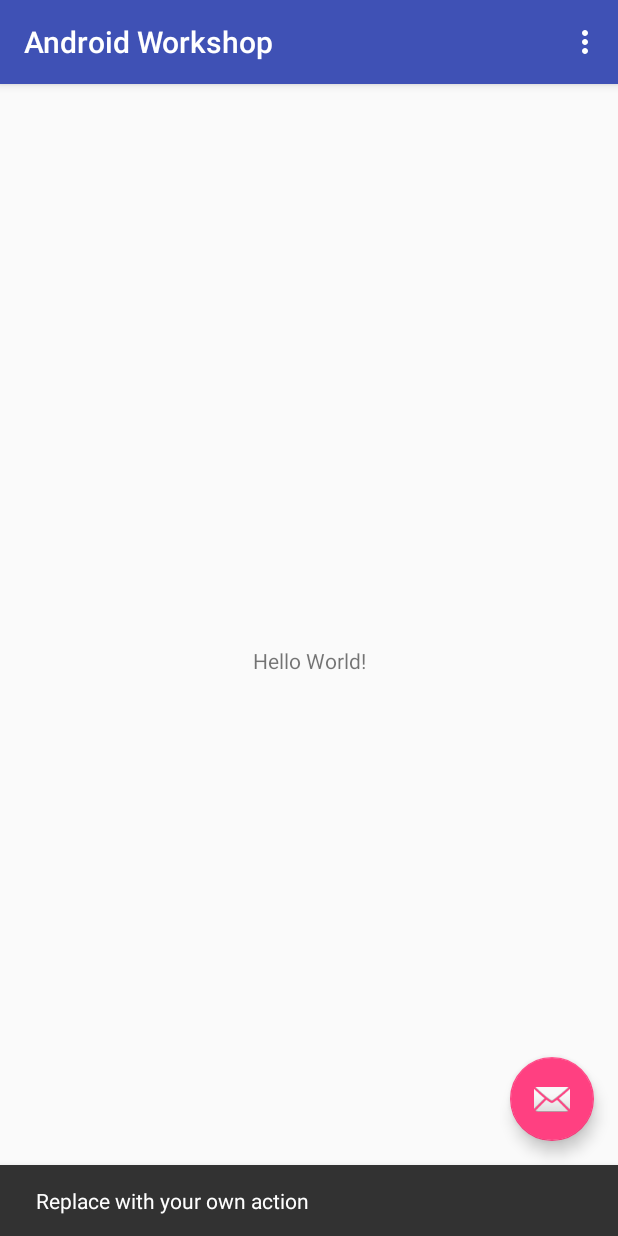
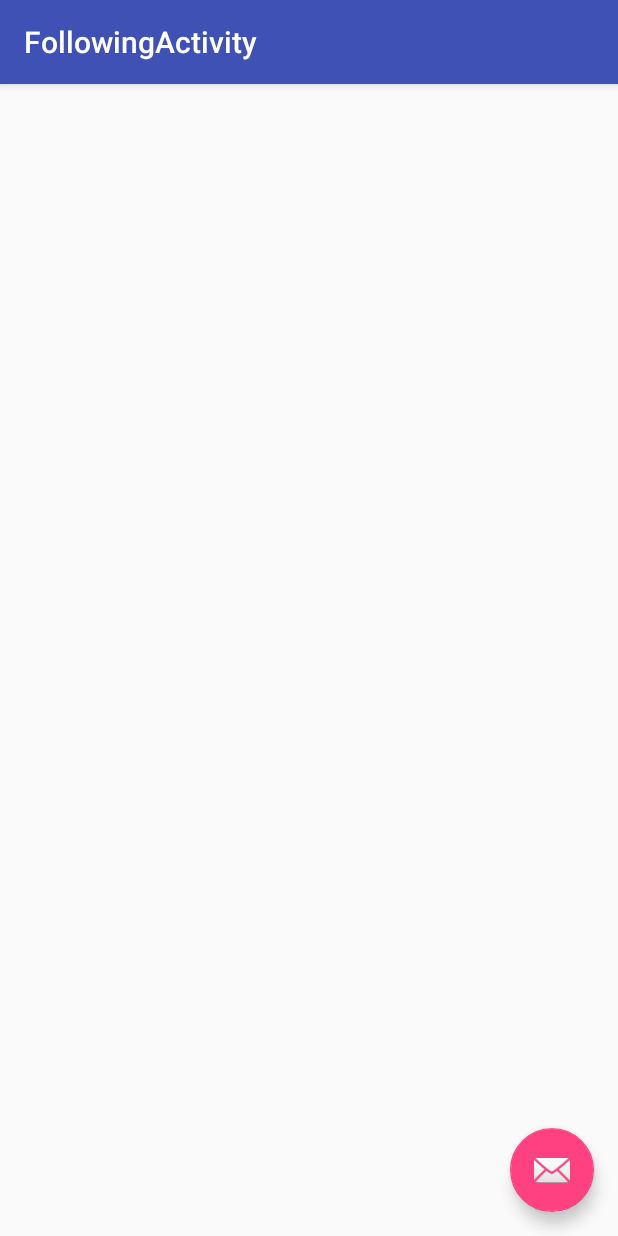
Before and after one commit to MoreNaruto/AndroidWorkshop, an Android app: the screen it shows after launch (MainActivity before the commit, FollowingActivity after it), after a tap on an icon or button, on a phone screen of 412 x 824 dp. Run offline under Robolectric (Android 15) with nearby library versions, the phone set to English and light mode, and no system bars.

Commit message:
Initial set-up

```diff
--- a/app/src/main/AndroidManifest.xml
+++ b/app/src/main/AndroidManifest.xml
@@ -19,6 +19,10 @@
                 <category android:name="android.intent.category.LAUNCHER" />
             </intent-filter>
         </activity>
+        <activity
+            android:name=".FollowingActivity"
+            android:label="@string/title_activity_following"
+            android:theme="@style/AppTheme.NoActionBar"></activity>
     </application>
 
 </manifest>
--- /dev/null
+++ b/app/src/main/java/tmosq/com/androidworkshop/FollowingActivity.java
@@ -0,0 +1,53 @@
+package tmosq.com.androidworkshop;
+
+import android.os.Bundle;
+import android.support.design.widget.FloatingActionButton;
+import android.support.design.widget.Snackbar;
+import android.support.v7.app.AppCompatActivity;
+import android.support.v7.widget.Toolbar;
+import android.view.View;
+
+public class FollowingActivity extends AppCompatActivity {
+    @Override
+    protected void onStart() {
+        super.onStart();
+    }
+
+    @Override
+    protected void onStop() {
+        super.onStop();
+    }
+
+    @Override
+    protected void onDestroy() {
+        super.onDestroy();
+    }
+
+    @Override
+    protected void onPause() {
+        super.onPause();
+    }
+
+    @Override
+    protected void onResume() {
+        super.onResume();
+    }
+
+    @Override
+    protected void onCreate(Bundle savedInstanceState) {
+        super.onCreate(savedInstanceState);
+        setContentView(R.layout.activity_following);
+        Toolbar toolbar = (Toolbar) findViewById(R.id.toolbar);
+        setSupportActionBar(toolbar);
+
+        FloatingActionButton fab = (FloatingActionButton) findViewById(R.id.fab);
+        fab.setOnClickListener(new View.OnClickListener() {
+            @Override
+            public void onClick(View view) {
+                Snackbar.make(view, "Replace with your own action", Snackbar.LENGTH_LONG)
+                        .setAction("Action", null).show();
+            }
+        });
+    }
+
+}
--- a/app/src/main/java/tmosq/com/androidworkshop/MainActivity.java
+++ b/app/src/main/java/tmosq/com/androidworkshop/MainActivity.java
@@ -1,5 +1,6 @@
 package tmosq.com.androidworkshop;
 
+import android.content.Intent;
 import android.os.Bundle;
 import android.support.design.widget.FloatingActionButton;
 import android.support.design.widget.Snackbar;
@@ -22,10 +23,39 @@ public class MainActivity extends AppCompatActivity {
         fab.setOnClickListener(new View.OnClickListener() {
             @Override
             public void onClick(View view) {
+                Intent intent = new Intent(view.getContext(), FollowingActivity.class);
+                intent.putExtra("hello", true);
                 Snackbar.make(view, "Replace with your own action", Snackbar.LENGTH_LONG)
                         .setAction("Action", null).show();
+                startActivity(intent);
             }
         });
+    }
+
+    @Override
+    protected void onStart() {
+        super.onStart();
+
+    }
+
+    @Override
+    protected void onStop() {
+        super.onStop();
+    }
+
+    @Override
+    protected void onDestroy() {
+        super.onDestroy();
+    }
+
+    @Override
+    protected void onPause() {
+        super.onPause();
+    }
+
+    @Override
+    protected void onResume() {
+        super.onResume();
     }
 
     @Override
--- /dev/null
+++ b/app/src/main/res/layout/activity_following.xml
@@ -0,0 +1,33 @@
+<?xml version="1.0" encoding="utf-8"?>
+<android.support.design.widget.CoordinatorLayout xmlns:android="http://schemas.android.com/apk/res/android"
+    xmlns:app="http://schemas.android.com/apk/res-auto"
+    xmlns:tools="http://schemas.android.com/tools"
+    android:layout_width="match_parent"
+    android:layout_height="match_parent"
+    tools:context="tmosq.com.androidworkshop.FollowingActivity">
+
+    <android.support.design.widget.AppBarLayout
+        android:layout_width="match_parent"
+        android:layout_height="wrap_content"
+        android:theme="@style/AppTheme.AppBarOverlay">
+
+        <android.support.v7.widget.Toolbar
+            android:id="@+id/toolbar"
+            android:layout_width="match_parent"
+            android:layout_height="?attr/actionBarSize"
+            android:background="?attr/colorPrimary"
+            app:popupTheme="@style/AppTheme.PopupOverlay" />
+
+    </android.support.design.widget.AppBarLayout>
+
+    <include layout="@layout/content_following" />
+
+    <android.support.design.widget.FloatingActionButton
+        android:id="@+id/fab"
+        android:layout_width="wrap_content"
+        android:layout_height="wrap_content"
+        android:layout_gravity="bottom|end"
+        android:layout_margin="@dimen/fab_margin"
+        app:srcCompat="@android:drawable/ic_dialog_email" />
+
+</android.support.design.widget.CoordinatorLayout>
--- /dev/null
+++ b/app/src/main/res/layout/content_following.xml
@@ -0,0 +1,11 @@
+<?xml version="1.0" encoding="utf-8"?>
+<android.support.constraint.ConstraintLayout xmlns:android="http://schemas.android.com/apk/res/android"
+    xmlns:app="http://schemas.android.com/apk/res-auto"
+    xmlns:tools="http://schemas.android.com/tools"
+    android:layout_width="match_parent"
+    android:layout_height="match_parent"
+    app:layout_behavior="@string/appbar_scrolling_view_behavior"
+    tools:context="tmosq.com.androidworkshop.FollowingActivity"
+    tools:showIn="@layout/activity_following">
+
+</android.support.constraint.ConstraintLayout>
--- a/app/src/main/res/layout/content_main.xml
+++ b/app/src/main/res/layout/content_main.xml
@@ -1,20 +1,11 @@
 <?xml version="1.0" encoding="utf-8"?>
-<android.support.constraint.ConstraintLayout xmlns:android="http://schemas.android.com/apk/res/android"
-    xmlns:app="http://schemas.android.com/apk/res-auto"
-    xmlns:tools="http://schemas.android.com/tools"
+<LinearLayout xmlns:android="http://schemas.android.com/apk/res/android"
     android:layout_width="match_parent"
-    android:layout_height="match_parent"
-    app:layout_behavior="@string/appbar_scrolling_view_behavior"
-    tools:context="tmosq.com.androidworkshop.MainActivity"
-    tools:showIn="@layout/activity_main">
+    android:layout_height="match_parent">
 
     <TextView
-        android:layout_width="wrap_content"
-        android:layout_height="wrap_content"
-        android:text="Hello World!"
-        app:layout_constraintBottom_toBottomOf="parent"
-        app:layout_constraintLeft_toLeftOf="parent"
-        app:layout_constraintRight_toRightOf="parent"
-        app:layout_constraintTop_toTopOf="parent" />
+        android:layout_width="match_parent"
+        android:layout_height="match_parent"
+        android:text="Hello Mom"/>
 
-</android.support.constraint.ConstraintLayout>
+</LinearLayout>
--- a/app/src/main/res/values/strings.xml
+++ b/app/src/main/res/values/strings.xml
@@ -1,4 +1,5 @@
 <resources>
     <string name="app_name">Android Workshop</string>
     <string name="action_settings">Settings</string>
+    <string name="title_activity_following">FollowingActivity</string>
 </resources>
--- a/build.gradle
+++ b/build.gradle
@@ -1,9 +1,7 @@
-// Top-level build file where you can add configuration options common to all sub-projects/modules.
-
 buildscript {
     repositories {
+        mavenCentral()
         jcenter()
-        mavenCentral()
     }
     dependencies {
         classpath 'com.android.tools.build:gradle:2.3.1'
@@ -13,6 +11,7 @@ buildscript {
 
 allprojects {
     repositories {
+        mavenCentral()
         jcenter()
     }
 }
```
Also changed, not shown: app/build.gradle (+9 -10 lines), 4 other files.
